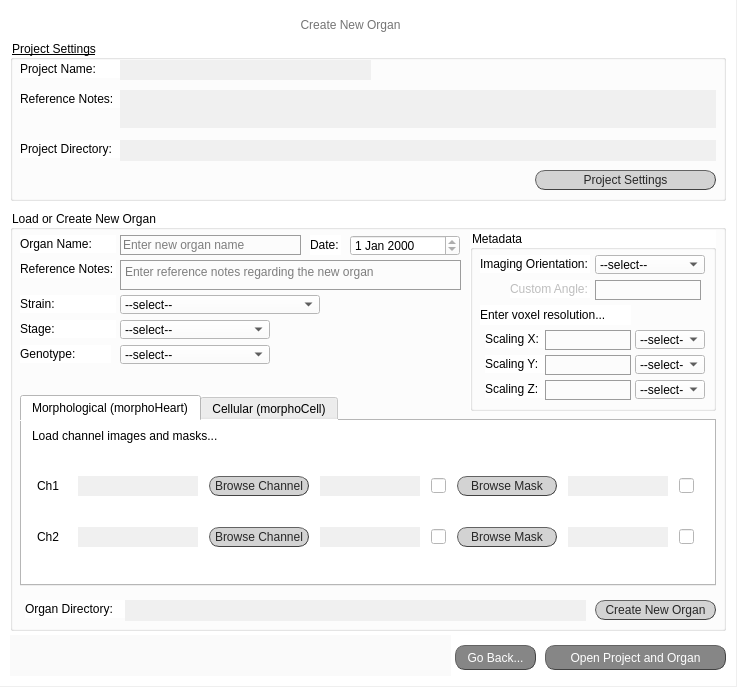
First picture: the form in create_organ_screen.ui, repository jsanchez679/morphoHeart_rev, before the edit.
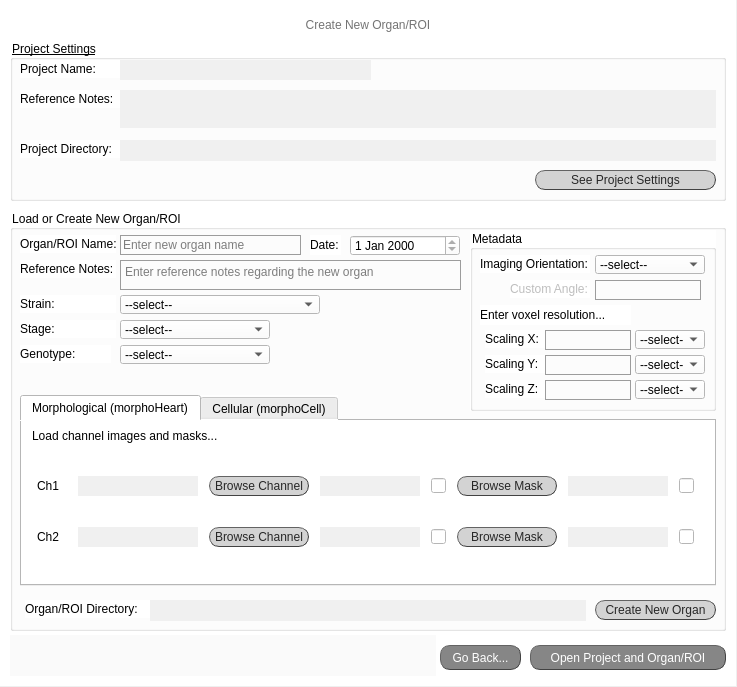
Second picture: the form after the edit.

```diff
--- a/create_organ_screen.ui
+++ b/create_organ_screen.ui
@@ -30,7 +30,7 @@
      <rect>
       <x>0</x>
       <y>10</y>
-      <width>701</width>
+      <width>736</width>
       <height>31</height>
      </rect>
     </property>
@@ -41,7 +41,7 @@
      <string notr="true">font: bold 14pt &quot;Calibri&quot;; color: rgb(116, 116, 116)</string>
     </property>
     <property name="text">
-     <string>&lt;html&gt;&lt;head/&gt;&lt;body&gt;&lt;p&gt;&lt;span style=&quot; font-weight:400;&quot;&gt;Create New Organ&lt;/span&gt;&lt;/p&gt;&lt;/body&gt;&lt;/html&gt;</string>
+     <string>&lt;html&gt;&lt;head/&gt;&lt;body&gt;&lt;p&gt;&lt;span style=&quot; font-weight:400;&quot;&gt;Create New Organ/ROI&lt;/span&gt;&lt;/p&gt;&lt;/body&gt;&lt;/html&gt;</string>
     </property>
     <property name="alignment">
      <set>Qt::AlignCenter</set>
@@ -239,7 +239,7 @@
 }</string>
      </property>
      <property name="text">
-      <string>Project Settings</string>
+      <string>See Project Settings</string>
      </property>
      <property name="checkable">
       <bool>true</bool>
@@ -267,7 +267,7 @@
 </string>
     </property>
     <property name="title">
-     <string>Load or Create New Organ</string>
+     <string>Load or Create New Organ/ROI</string>
     </property>
     <widget class="QPushButton" name="button_create_new_organ">
      <property name="geometry">
@@ -1008,7 +1008,7 @@
       <string notr="true">font: 25 10pt &quot;Calibri Light&quot;;</string>
      </property>
      <property name="text">
-      <string>Organ Name:</string>
+      <string>Organ/ROI Name:</string>
      </property>
     </widget>
     <widget class="QLineEdit" name="lineEdit_organ_name">
@@ -1751,7 +1751,7 @@
       <rect>
        <x>15</x>
        <y>390</y>
-       <width>111</width>
+       <width>126</width>
        <height>18</height>
       </rect>
      </property>
@@ -1759,15 +1759,15 @@
       <string notr="true">font: 25 10pt &quot;Calibri Light&quot;;</string>
      </property>
      <property name="text">
-      <string>Organ Directory: </string>
+      <string>Organ/ROI Directory: </string>
      </property>
     </widget>
     <widget class="QTextEdit" name="lab_filled_organ_dir">
      <property name="geometry">
       <rect>
-       <x>115</x>
+       <x>140</x>
        <y>390</y>
-       <width>461</width>
+       <width>436</width>
        <height>21</height>
       </rect>
      </property>
@@ -1806,9 +1806,9 @@
    <widget class="QPushButton" name="button_open_projorgan">
     <property name="geometry">
      <rect>
-      <x>545</x>
+      <x>530</x>
       <y>645</y>
-      <width>181</width>
+      <width>196</width>
       <height>25</height>
      </rect>
     </property>
@@ -1828,7 +1828,7 @@
 </string>
     </property>
     <property name="text">
-     <string>Open Project and Organ</string>
+     <string>Open Project and Organ/ROI</string>
     </property>
     <property name="checkable">
      <bool>true</bool>
@@ -1839,7 +1839,7 @@
      <rect>
       <x>10</x>
       <y>635</y>
-      <width>441</width>
+      <width>426</width>
       <height>41</height>
      </rect>
     </property>
@@ -1862,7 +1862,7 @@
    <widget class="QPushButton" name="button_go_back">
     <property name="geometry">
      <rect>
-      <x>455</x>
+      <x>440</x>
       <y>645</y>
       <width>81</width>
       <height>25</height>
```
Left out of the diff: 7 changed lines with no effect on the pictures.
